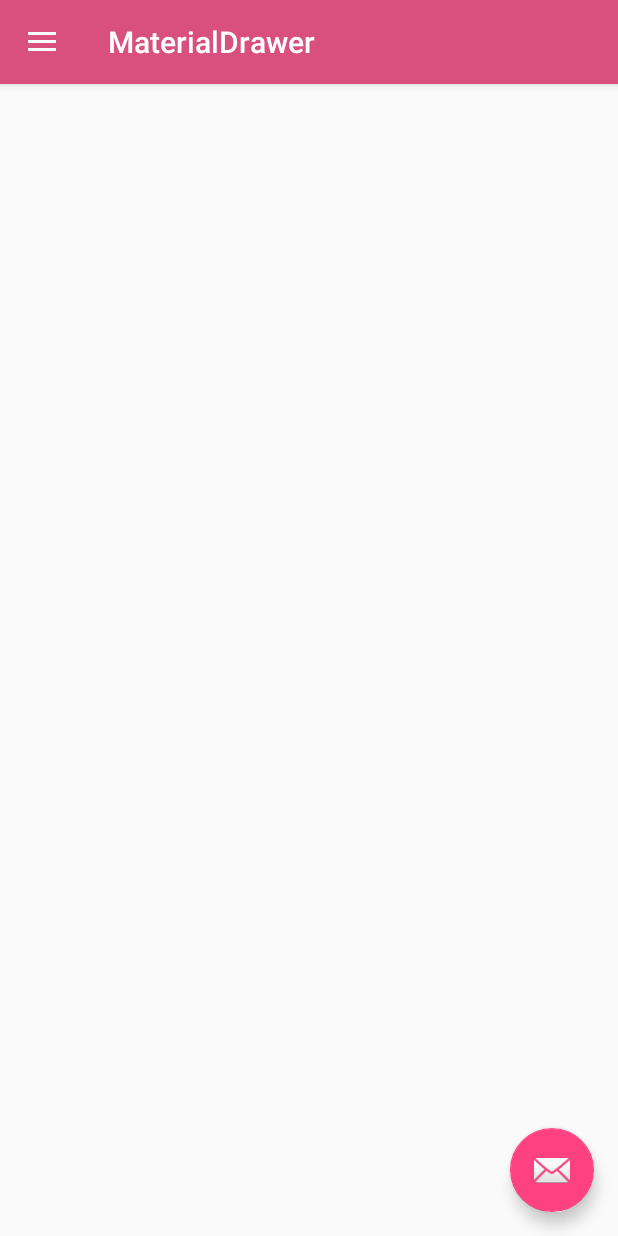
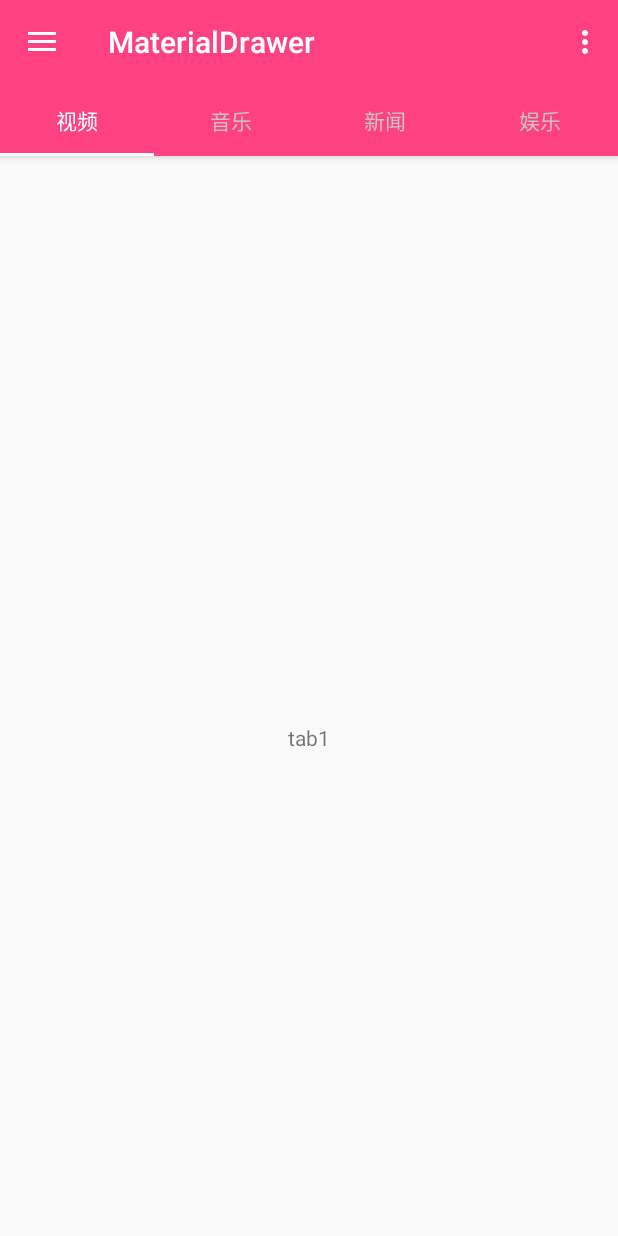
Before and after one commit to crazyfzw/MaterialDrawer, an Android app: the screen it shows after launch (MainActivity before the commit, HomeActivity after it), on a phone screen of 412 x 824 dp. Run offline under Robolectric (Android 15) with nearby library versions, the phone set to English and light mode, and no system bars; our stand-ins replace CircleImageView; pictures from the network do not load.

Commit message:
add ViewPager+Fragment and CoordinatorLayout+AppBarLayout

```diff
--- a/app/src/main/AndroidManifest.xml
+++ b/app/src/main/AndroidManifest.xml
@@ -9,7 +9,7 @@
         android:supportsRtl="true"
         android:theme="@style/AppTheme" >
         <activity
-            android:name=".MainActivity"
+            android:name=".avtivity.HomeActivity"
             android:label="@string/app_name"
             android:theme="@style/AppTheme.NoActionBar" >
             <intent-filter>
--- /dev/null
+++ b/app/src/main/java/com/crazyfzw/materialdrawer/adapter/HomeViewPagerAdapter.java
@@ -0,0 +1,45 @@
+package com.crazyfzw.materialdrawer.adapter;
+
+import android.content.Context;
+import android.support.v4.app.Fragment;
+import android.support.v4.app.FragmentManager;
+import android.support.v4.app.FragmentStatePagerAdapter;
+
+import java.util.ArrayList;
+import java.util.List;
+
+/**
+ * Created by Crazyfzw on 2016/4/8.
+ */
+public class HomeViewPagerAdapter extends FragmentStatePagerAdapter {
+
+
+    private final List<Fragment> myFragments = new ArrayList<>();
+    private final List<String> myFragmentTitles = new ArrayList<>();
+    private Context context;
+
+    public HomeViewPagerAdapter(FragmentManager fm, Context context) {
+        super(fm);
+        this.context = context;
+    }
+
+    public void addFragment(Fragment fragment, String title) {
+        myFragments.add(fragment);
+        myFragmentTitles.add(title);
+    }
+
+    @Override
+    public Fragment getItem(int position) {
+        return myFragments.get(position);
+    }
+
+    @Override
+    public int getCount() {
+        return myFragments.size();
+    }
+
+    @Override
+    public CharSequence getPageTitle(int position) {
+        return myFragmentTitles.get(position);
+    }
+}
--- a/app/src/main/java/com/crazyfzw/materialdrawer/MainActivity.java
+++ b/app/src/main/java/com/crazyfzw/materialdrawer/avtivity/HomeActivity.java
@@ -1,17 +1,27 @@
-package com.crazyfzw.materialdrawer;
+package com.crazyfzw.materialdrawer.avtivity;
 
 import android.os.Bundle;
 import android.support.design.widget.NavigationView;
+import android.support.design.widget.TabLayout;
+import android.support.v4.view.ViewPager;
 import android.support.v4.widget.DrawerLayout;
 import android.support.v7.app.ActionBarDrawerToggle;
-import android.support.v7.app.AppCompatActivity;
 import android.support.v7.widget.Toolbar;
+import android.view.Menu;
 import android.view.MenuItem;
 import android.view.View;
 import android.widget.TextView;
 
-public class MainActivity extends AppCompatActivity {
+import com.crazyfzw.materialdrawer.adapter.HomeViewPagerAdapter;
+import com.crazyfzw.materialdrawer.base.BaseActivity;
+import com.crazyfzw.materialdrawer.fragment.HomeTabFragment1;
+import com.crazyfzw.materialdrawer.fragment.HomeTabFragment2;
+import com.crazyfzw.materialdrawer.fragment.HomeTabFragment3;
+import com.crazyfzw.materialdrawer.fragment.HomeTabFragment4;
+import com.crazyfzw.materialdrawer.viewmodule.CircleImageView;
+import com.crazyfzw.materialdrawer.R;
 
+public class HomeActivity extends BaseActivity {
 
     private DrawerLayout mDrawerLayout;
     private NavigationView mNavigationView;
@@ -20,6 +30,9 @@ public class MainActivity extends AppCompatActivity {
     private TextView currentUserName;
     private TextView currentUserSignature;
 
+    private TabLayout tabLayout;
+    private ViewPager viewPager;
+    private HomeViewPagerAdapter adapter;
 
     @Override
     protected void onCreate(Bundle savedInstanceState) {
@@ -27,15 +40,17 @@ public class MainActivity extends AppCompatActivity {
 
         initContentView();
         initViews();
+        initListeners();
+        initData();
     }
 
-
+    @Override
     public void initContentView() {
 
-        setContentView(R.layout.activity_main);
+        setContentView(R.layout.activity_home);
     }
 
-
+    @Override
     public void initViews() {
 
         toolbar = (Toolbar) findViewById(R.id.toolbar);
@@ -43,6 +58,16 @@ public class MainActivity extends AppCompatActivity {
 
         mDrawerLayout = (DrawerLayout) findViewById(R.id.id_drawerlayout);
         mNavigationView = (NavigationView) findViewById(R.id.id_navigationview);
+        tabLayout = (TabLayout) findViewById(R.id.tab_layout);
+        viewPager = (ViewPager) findViewById(R.id.pager);
+
+
+
+        if (viewPager != null) {
+            setupViewPager(viewPager);
+        }
+
+
 
         /**
          * init DrawLayout+Navigation
@@ -67,10 +92,36 @@ public class MainActivity extends AppCompatActivity {
         currentUserName = (TextView) navheaderView.findViewById(R.id.current_userName);
         currentUserSignature = (TextView) navheaderView.findViewById(R.id.current_userSignature);
 
+    }
+
+    @Override
+    public void initListeners() {}
+
+
+
+    @Override
+    public void initData() {
+
         currentUserAvater.setImageResource(R.drawable.default_avater);
-        currentUserName.setText("crazyfzw");
+        currentUserName.setText("肉肉仔");
         currentUserSignature.setText("平静温和地前进");
 
+    }
+
+
+
+    /**
+     * 设置ViewPager+Fragment
+     * @param viewPager
+     */
+    private void setupViewPager(ViewPager viewPager) {
+        adapter = new HomeViewPagerAdapter(getSupportFragmentManager(), this);
+        adapter.addFragment(new HomeTabFragment1().newInstance("Page1"), "视频");
+        adapter.addFragment(new HomeTabFragment2().newInstance("Page2"), "音乐");
+        adapter.addFragment(new HomeTabFragment3().newInstance("Page3"), "新闻");
+        adapter.addFragment(new HomeTabFragment4().newInstance("Page4"), "娱乐");
+        viewPager.setAdapter(adapter);
+        tabLayout.setupWithViewPager(viewPager);
     }
 
 
@@ -88,18 +139,12 @@ public class MainActivity extends AppCompatActivity {
                 String msgString = "";
 
                 switch (menuItem.getItemId()) {
-//                    case R.id.nav_menu_home:
-//                        msgString = (String) menuItem.getTitle();
-//                        break;
-//                    case R.id.nav_menu_categories:
-//                        msgString = (String) menuItem.getTitle();
-//                        break;
-//                    case R.id.nav_menu_feedback:
-//                        msgString = (String) menuItem.getTitle();
-//                        break;
-//                    case R.id.nav_menu_setting:
-//                        msgString = (String) menuItem.getTitle();
-//                        break;
+
+                    // do your business here eg:
+                    // case R.id.nav_menu_home:
+                    //    msgString = (String) menuItem.getTitle();
+                    //     break;
+
                 }
 
                 // Menu item点击后选中，并关闭Drawerlayout
@@ -111,4 +156,25 @@ public class MainActivity extends AppCompatActivity {
     }
 
 
+    @Override
+    public boolean onCreateOptionsMenu(Menu menu) {
+        // Inflate the menu; this adds items to the action bar if it is present.
+        getMenuInflater().inflate(R.menu.menu_main, menu);
+        return true;
+    }
+
+    @Override
+    public boolean onOptionsItemSelected(MenuItem item) {
+        // Handle action bar item clicks here. The action bar will
+        // automatically handle clicks on the Home/Up button, so long
+        // as you specify a parent activity in AndroidManifest.xml.
+        int id = item.getItemId();
+
+        //noinspection SimplifiableIfStatement
+        if (id == R.id.action_settings) {
+            return true;
+        }
+
+        return super.onOptionsItemSelected(item);
+    }
 }
--- /dev/null
+++ b/app/src/main/java/com/crazyfzw/materialdrawer/base/BaseActivity.java
@@ -0,0 +1,45 @@
+package com.crazyfzw.materialdrawer.base;
+
+
+import android.os.Bundle;
+import android.support.v7.app.AppCompatActivity;
+
+
+/**
+ * Created by Crazyfzw on 2016/4/26.
+ */
+public abstract class BaseActivity extends AppCompatActivity {
+
+    @Override
+    protected void onCreate(Bundle savedInstanceState) {
+        super.onCreate(savedInstanceState);
+
+        initContentView();
+        initViews();
+        initListeners();
+        initData();
+    }
+
+    /**
+     * 加载布局文件
+     */
+    public abstract void initContentView();
+
+
+    /**
+     * 初始化布局文件中的控件
+     */
+    public abstract void initViews();
+
+
+    /**
+     * 初始化控件的监听
+     */
+    public abstract void initListeners();
+
+
+    /** 进行数据初始化
+     * initData
+     */
+    public abstract void initData();
+}
--- /dev/null
+++ b/app/src/main/java/com/crazyfzw/materialdrawer/fragment/HomeTabFragment1.java
@@ -0,0 +1,47 @@
+package com.crazyfzw.materialdrawer.fragment;
+
+
+import android.os.Bundle;
+import android.support.v4.app.Fragment;
+import android.view.LayoutInflater;
+import android.view.View;
+import android.view.ViewGroup;
+import android.widget.TextView;
+
+import com.crazyfzw.materialdrawer.R;
+
+
+
+public class HomeTabFragment1 extends Fragment{
+
+    private static final String ARG_PARAM1 = "tab1";
+    private View myView;
+    private TextView textView;
+
+    public static HomeTabFragment1 newInstance(String param1) {
+        HomeTabFragment1 fragment = new HomeTabFragment1();
+        Bundle args = new Bundle();
+        args.putString(ARG_PARAM1, param1);
+        fragment.setArguments(args);
+        return fragment;
+    }
+
+
+    public HomeTabFragment1() {
+        // Required empty public constructor
+    }
+
+    @Override
+    public View onCreateView(LayoutInflater inflater, ViewGroup container,
+                             Bundle savedInstanceState) {
+        // Inflate the layout for this fragment
+        myView = inflater.inflate(R.layout.fragment_tab1, container, false);
+        textView = (TextView) myView.findViewById(R.id.textView1);
+        textView.setText(ARG_PARAM1);
+        return myView;
+    }
+
+
+
+
+}
--- /dev/null
+++ b/app/src/main/java/com/crazyfzw/materialdrawer/fragment/HomeTabFragment2.java
@@ -0,0 +1,46 @@
+package com.crazyfzw.materialdrawer.fragment;
+
+
+import android.os.Bundle;
+import android.support.v4.app.Fragment;
+import android.view.LayoutInflater;
+import android.view.View;
+import android.view.ViewGroup;
+import android.widget.TextView;
+
+import com.crazyfzw.materialdrawer.R;
+
+
+
+public class HomeTabFragment2 extends Fragment{
+
+    private static final String ARG_PARAM1 = "tab2";
+    private View myView;
+    private TextView textView;
+
+    public static HomeTabFragment2 newInstance(String param1) {
+        HomeTabFragment2 fragment = new HomeTabFragment2();
+        Bundle args = new Bundle();
+        args.putString(ARG_PARAM1, param1);
+        fragment.setArguments(args);
+        return fragment;
+    }
+
+
+    public HomeTabFragment2() {
+        // Required empty public constructor
+    }
+
+    @Override
+    public View onCreateView(LayoutInflater inflater, ViewGroup container,
+                             Bundle savedInstanceState) {
+        myView = inflater.inflate(R.layout.fragment_tab2, container, false);
+        textView = (TextView) myView.findViewById(R.id.textView2);
+        textView.setText(ARG_PARAM1);
+        return myView;
+    }
+
+
+
+
+}
--- /dev/null
+++ b/app/src/main/java/com/crazyfzw/materialdrawer/fragment/HomeTabFragment3.java
@@ -0,0 +1,45 @@
+package com.crazyfzw.materialdrawer.fragment;
+
+
+import android.os.Bundle;
+import android.support.v4.app.Fragment;
+import android.view.LayoutInflater;
+import android.view.View;
+import android.view.ViewGroup;
+import android.widget.TextView;
+
+import com.crazyfzw.materialdrawer.R;
+
+
+
+public class HomeTabFragment3 extends Fragment{
+
+    private static final String ARG_PARAM1 = "tab3";
+    private View myView;
+    private TextView textView;
+
+    public static HomeTabFragment3 newInstance(String param1) {
+        HomeTabFragment3 fragment = new HomeTabFragment3();
+        Bundle args = new Bundle();
+        args.putString(ARG_PARAM1, param1);
+        fragment.setArguments(args);
+        return fragment;
+    }
+
+
+    public HomeTabFragment3() {
+        // Required empty public constructor
+    }
+
+    @Override
+    public View onCreateView(LayoutInflater inflater, ViewGroup container,
+                             Bundle savedInstanceState) {
+        // Inflate the layout for this fragment
+        myView = inflater.inflate(R.layout.fragment_tab3, container, false);
+        textView = (TextView) myView.findViewById(R.id.textView3);
+        textView.setText(ARG_PARAM1);
+        return myView;
+    }
+
+
+}
--- /dev/null
+++ b/app/src/main/java/com/crazyfzw/materialdrawer/fragment/HomeTabFragment4.java
@@ -0,0 +1,46 @@
+package com.crazyfzw.materialdrawer.fragment;
+
+
+import android.os.Bundle;
+import android.support.v4.app.Fragment;
+import android.view.LayoutInflater;
+import android.view.View;
+import android.view.ViewGroup;
+import android.widget.TextView;
+
+import com.crazyfzw.materialdrawer.R;
+
+
+
+public class HomeTabFragment4 extends Fragment{
+
+    private static final String ARG_PARAM1 = "tab4";
+    private View myView;
+    private TextView textView;
+
+    public static HomeTabFragment4 newInstance(String param1) {
+        HomeTabFragment4 fragment = new HomeTabFragment4();
+        Bundle args = new Bundle();
+        args.putString(ARG_PARAM1, param1);
+        fragment.setArguments(args);
+        return fragment;
+    }
+
+
+    public HomeTabFragment4() {
+        // Required empty public constructor
+    }
+
+    @Override
+    public View onCreateView(LayoutInflater inflater, ViewGroup container,
+                             Bundle savedInstanceState) {
+        myView = inflater.inflate(R.layout.fragment_tab4, container, false);
+        textView = (TextView) myView.findViewById(R.id.textView4);
+        textView.setText(ARG_PARAM1);
+        return myView;
+    }
+
+
+
+
+}
--- a/app/src/main/java/com/crazyfzw/materialdrawer/CircleImageView.java
+++ b/app/src/main/java/com/crazyfzw/materialdrawer/viewmodule/CircleImageView.java
@@ -1,4 +1,4 @@
-package com.crazyfzw.materialdrawer;
+package com.crazyfzw.materialdrawer.viewmodule;
 
 /*
  * Copyright 2014 - 2015 Henning Dodenhof
@@ -37,8 +37,10 @@ import android.support.annotation.DrawableRes;
 import android.util.AttributeSet;
 import android.widget.ImageView;
 
+import com.crazyfzw.materialdrawer.R;
 
-public class CircleImageView extends ImageView {
+
+public class CircleImageView extends ImageView{
 
     private static final ImageView.ScaleType SCALE_TYPE = ImageView.ScaleType.CENTER_CROP;
 
--- a/app/src/main/res/layout/activity_main.xml
+++ b/app/src/main/res/layout/activity_home.xml
@@ -5,7 +5,7 @@
     android:layout_width="match_parent"
     android:layout_height="match_parent">
 
-    <!-- 第一个位置 主界面内容-->
+    <!-- 第一个位置 主界面内容 main content-->
     <include layout="@layout/content_main" />
 
 
--- a/app/src/main/res/layout/content_main.xml
+++ b/app/src/main/res/layout/content_main.xml
@@ -2,24 +2,44 @@
 <android.support.design.widget.CoordinatorLayout
     xmlns:android="http://schemas.android.com/apk/res/android"
     xmlns:app="http://schemas.android.com/apk/res-auto"
-    xmlns:tools="http://schemas.android.com/tools" android:layout_width="match_parent"
-    android:layout_height="match_parent" android:fitsSystemWindows="true"
-    tools:context="com.crazyfzw.materialdrawer.Main2Activity">
+    xmlns:tools="http://schemas.android.com/tools"
+    android:layout_width="match_parent"
+    android:layout_height="match_parent"
+    android:fitsSystemWindows="true"
+    tools:context=".MainActivity">
 
-    <android.support.design.widget.AppBarLayout android:layout_height="wrap_content"
-        android:layout_width="match_parent" android:theme="@style/AppTheme.AppBarOverlay">
+    <android.support.design.widget.AppBarLayout
+        android:layout_height="wrap_content"
+        android:layout_width="match_parent"
+        android:theme="@style/AppTheme.AppBarOverlay">
 
-        <android.support.v7.widget.Toolbar android:id="@+id/toolbar"
-            android:layout_width="match_parent" android:layout_height="?attr/actionBarSize"
-            android:background="?attr/colorPrimary" app:popupTheme="@style/AppTheme.PopupOverlay" />
+        <android.support.v7.widget.Toolbar
+            android:id="@+id/toolbar"
+            android:layout_width="match_parent"
+            android:layout_height="?attr/actionBarSize"
+            android:background="?attr/colorPrimary"
+            app:popupTheme="@style/AppTheme.PopupOverlay"
+            app:layout_scrollFlags="scroll|enterAlways"/>
+
+        <android.support.design.widget.TabLayout
+            android:id="@+id/tab_layout"
+            android:layout_width="match_parent"
+            android:layout_height="wrap_content"
+            android:background="@color/colorAccent"
+            app:tabTextColor="@color/tab_text_color"
+            app:tabSelectedTextColor="@color/text__white"
+            app:tabIndicatorColor="@color/white"
+            app:tabGravity="fill"
+            app:tabMode="fixed"/>
 
     </android.support.design.widget.AppBarLayout>
 
 
+    <android.support.v4.view.ViewPager
+        android:id="@+id/pager"
+        android:layout_width="match_parent"
+        android:layout_height="match_parent"
+        app:layout_behavior="@string/appbar_scrolling_view_behavior"/>
 
-    <android.support.design.widget.FloatingActionButton android:id="@+id/fab"
-        android:layout_width="wrap_content" android:layout_height="wrap_content"
-        android:layout_gravity="bottom|end" android:layout_margin="@dimen/fab_margin"
-        android:src="@android:drawable/ic_dialog_email" />
 
 </android.support.design.widget.CoordinatorLayout>
--- /dev/null
+++ b/app/src/main/res/layout/fragment_tab1.xml
@@ -0,0 +1,11 @@
+<?xml version="1.0" encoding="utf-8"?>
+<LinearLayout xmlns:android="http://schemas.android.com/apk/res/android"
+    android:layout_width="match_parent" android:layout_height="match_parent">
+
+    <TextView
+        android:id="@+id/textView1"
+        android:layout_width="match_parent"
+        android:layout_height="match_parent"
+        android:gravity="center" />
+
+</LinearLayout>
--- /dev/null
+++ b/app/src/main/res/layout/fragment_tab2.xml
@@ -0,0 +1,11 @@
+<?xml version="1.0" encoding="utf-8"?>
+<LinearLayout xmlns:android="http://schemas.android.com/apk/res/android"
+    android:layout_width="match_parent" android:layout_height="match_parent">
+
+    <TextView
+        android:id="@+id/textView2"
+        android:layout_width="match_parent"
+        android:layout_height="match_parent"
+        android:gravity="center" />
+
+</LinearLayout>
--- /dev/null
+++ b/app/src/main/res/layout/fragment_tab3.xml
@@ -0,0 +1,11 @@
+<?xml version="1.0" encoding="utf-8"?>
+<LinearLayout xmlns:android="http://schemas.android.com/apk/res/android"
+    android:layout_width="match_parent" android:layout_height="match_parent">
+
+    <TextView
+        android:id="@+id/textView3"
+        android:layout_width="match_parent"
+        android:layout_height="match_parent"
+        android:gravity="center" />
+
+</LinearLayout>
--- /dev/null
+++ b/app/src/main/res/layout/fragment_tab4.xml
@@ -0,0 +1,11 @@
+<?xml version="1.0" encoding="utf-8"?>
+<LinearLayout xmlns:android="http://schemas.android.com/apk/res/android"
+    android:layout_width="match_parent" android:layout_height="match_parent">
+
+    <TextView
+        android:id="@+id/textView4"
+        android:layout_width="match_parent"
+        android:layout_height="match_parent"
+        android:gravity="center" />
+
+</LinearLayout>
--- a/app/src/main/res/layout/navigation_header.xml
+++ b/app/src/main/res/layout/navigation_header.xml
@@ -6,7 +6,7 @@
     android:gravity="center"
     android:orientation="vertical">
 
-    <com.crazyfzw.materialdrawer.CircleImageView
+    <com.crazyfzw.materialdrawer.viewmodule.CircleImageView
         xmlns:app="http://schemas.android.com/apk/res-auto"
         android:id="@+id/current_userAvater"
         android:layout_width="70dp"
--- a/app/src/main/res/values/colors.xml
+++ b/app/src/main/res/values/colors.xml
@@ -1,8 +1,16 @@
 <?xml version="1.0" encoding="utf-8"?>
 <resources>
-    <color name="colorPrimary">#d9507e</color>
+    <color name="colorPrimary">#FF4081</color>
     <color name="colorPrimaryDark">#FF4081</color>
     <color name="colorAccent">#FF4081</color>
+
+    <color name="white">#ffffff</color>
+    <color name="black">#000000</color>
+    <color name="black_light">#211e1e</color>
+
+    <color name="tab_text_color">#ccc3c3</color>
+    <color name="second_toolbar">#3F51B5</color>
+    <color name="light_news_item">#FFF0F0F0</color>
 
     <color name="main_blue_light">#3F56B5</color>
     <color name="main_blue_dark">#30459E</color>
```
